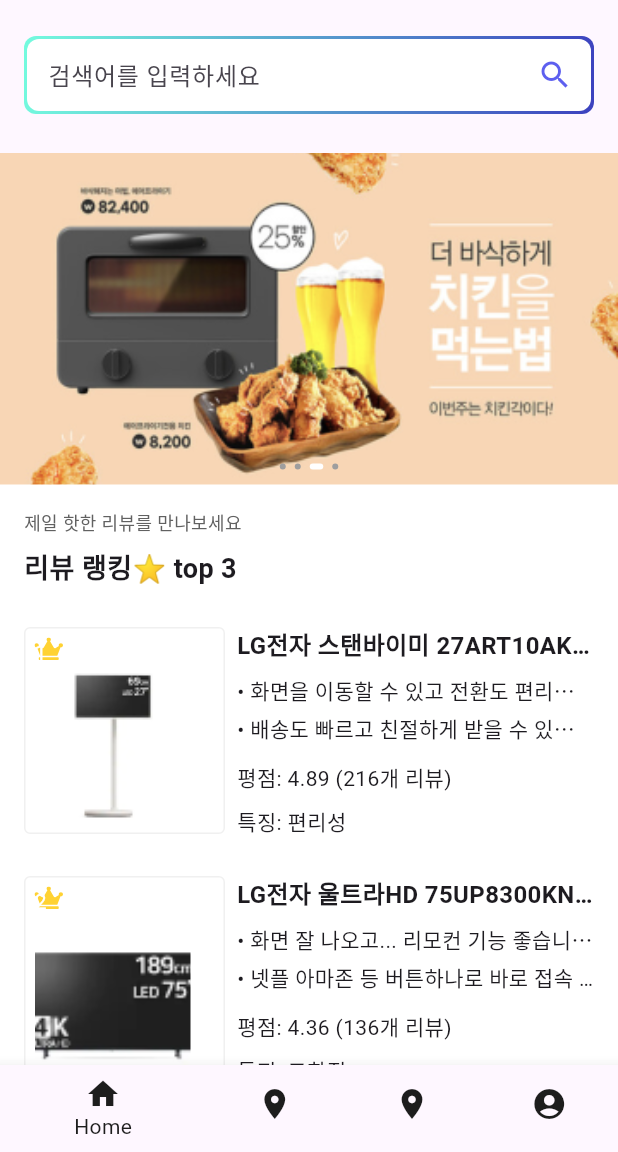
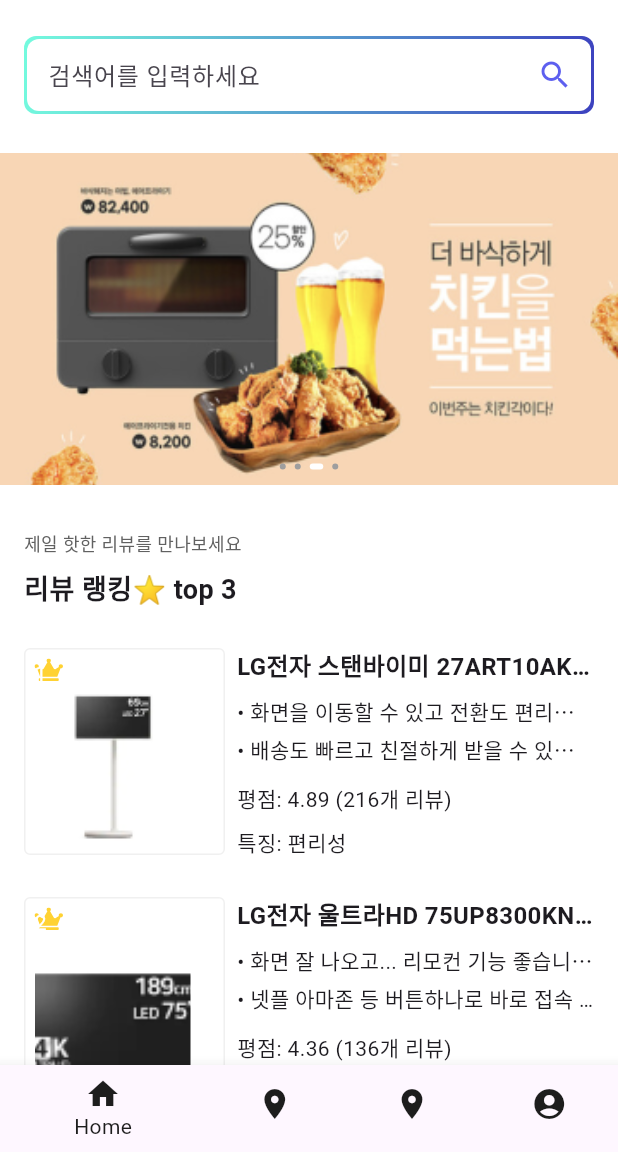
Before and after one commit to IzraelAA/hyperhire_mobile, a Flutter app: the screen it shows after launch, on a phone screen of 412 x 824 dp, the part 84-1236 px from its top. Run offline on Flutter 3.47's test engine with Material 3 defaults, Android fonts, the phone set to English and light mode, and no system bars; our stand-ins replace flutter_svg, google_fonts.

Commit message:
feat(home): create home page screen

```diff
--- a/lib/features/dashboard/presentation/pages/home_page.dart
+++ b/lib/features/dashboard/presentation/pages/home_page.dart
@@ -1,6 +1,8 @@
 import 'package:flutter/material.dart';
 import 'package:hyperhire/features/dashboard/presentation/widgets/animated_banner.dart';
+import 'package:hyperhire/features/dashboard/presentation/widgets/footer.dart';
 import 'package:hyperhire/features/dashboard/presentation/widgets/top_three_products.dart';
+import 'package:hyperhire/features/dashboard/presentation/widgets/top_user_list.dart';
 import 'package:hyperhire/utils/app_color.dart';
 
 class HomePage extends StatelessWidget {
@@ -19,7 +21,23 @@ class HomePage extends StatelessWidget {
             height: 2,
           ),
           const AnimatedBanner(),
-          const TopThreeProducts()
+          const SizedBox(
+            height: 14,
+          ),
+          const TopThreeProducts(),
+          const SizedBox(
+            height: 14,
+          ),
+          Container(
+            color: AppColor.background,
+            height: 14,
+            width: double.infinity,
+          ),
+          const SizedBox(
+            height: 14,
+          ),
+          TopUsersList(),
+          const Footer(),
         ],
       ),
     );
@@ -43,7 +61,7 @@ class HomePage extends StatelessWidget {
       child: TextField(
         decoration: InputDecoration(
           hintText: '검색어를 입력하세요',
-          suffixIcon:  Icon(
+          suffixIcon: Icon(
             Icons.search,
             color: AppColor.iris100,
           ),
@@ -54,7 +72,6 @@ class HomePage extends StatelessWidget {
           filled: true,
           fillColor: Colors.white,
           contentPadding: const EdgeInsets.only(left: 10),
-
         ),
         onChanged: (query) {},
       ),
--- /dev/null
+++ b/lib/features/dashboard/presentation/widgets/title_section.dart
@@ -0,0 +1,40 @@
+import 'package:flutter/material.dart';
+
+class TitleSection extends StatelessWidget {
+  final String title;
+  final String subtitle;
+  final EdgeInsets? padding;
+
+  const TitleSection({
+    required this.title,
+    required this.subtitle,
+    this.padding,
+    super.key,
+  });
+
+  @override
+  Widget build(BuildContext context) {
+    return Padding(
+      padding: padding ?? EdgeInsets.zero,
+      child: Column(
+        mainAxisAlignment: MainAxisAlignment.start,
+        crossAxisAlignment: CrossAxisAlignment.start,
+        children: [
+          Text(
+            title,
+            style: const TextStyle(
+              fontSize: 12,
+              fontWeight: FontWeight.w400,
+              color: Color(0xff616161),
+            ),
+          ),
+          const SizedBox(height: 8),
+          Text(
+            subtitle,
+            style: const TextStyle(fontSize: 18, fontWeight: FontWeight.bold),
+          ),
+        ],
+      ),
+    );
+  }
+}
--- a/lib/features/dashboard/presentation/widgets/top_three_products.dart
+++ b/lib/features/dashboard/presentation/widgets/top_three_products.dart
@@ -1,5 +1,6 @@
 import 'package:flutter/material.dart';
 import 'package:flutter_svg/flutter_svg.dart';
+import 'package:hyperhire/features/dashboard/presentation/widgets/title_section.dart';
 import 'package:hyperhire/utils/app_color.dart';
 
 class TopThreeProducts extends StatelessWidget {
@@ -13,18 +14,9 @@ class TopThreeProducts extends StatelessWidget {
       child: Column(
         crossAxisAlignment: CrossAxisAlignment.start,
         children: [
-          const Text(
-            "제일 핫한 리뷰를 만나보세요",
-            style: TextStyle(
-              fontSize: 12,
-              fontWeight: FontWeight.w400,
-              color: Color(0xff616161),
-            ),
-          ),
-          const SizedBox(height: 8),
-          const Text(
-            '리뷰️ 랭킹⭐ top 3',
-            style: TextStyle(fontSize: 18, fontWeight: FontWeight.bold),
+          const TitleSection(
+            title: "제일 핫한 리뷰를 만나보세요",
+            subtitle: '리뷰️ 랭킹⭐ top 3',
           ),
           const SizedBox(height: 26),
           productCard(
@@ -92,11 +84,10 @@ class TopThreeProducts extends StatelessWidget {
       crossAxisAlignment: CrossAxisAlignment.start,
       children: [
         Container(
-          padding: EdgeInsets.all(6),
+          padding: const EdgeInsets.all(6),
           decoration: BoxDecoration(
-            border: Border.all(color: AppColor.liteGray),
-            borderRadius: BorderRadius.circular(4)
-          ),
+              border: Border.all(color: AppColor.liteGray),
+              borderRadius: BorderRadius.circular(4)),
           child: Column(
             crossAxisAlignment: CrossAxisAlignment.start,
             children: [
--- a/lib/main.dart
+++ b/lib/main.dart
@@ -1,12 +1,13 @@
 import 'package:flutter/material.dart';
 import 'package:hyperhire/features/dashboard/presentation/pages/dashboard_page.dart';
-import 'package:hyperhire/features/dashboard/presentation/pages/home_page.dart';
+
 void main() {
   runApp(const MyApp());
 }
 
 class MyApp extends StatelessWidget {
   const MyApp({super.key});
+
   @override
   Widget build(BuildContext context) {
     return MaterialApp(
@@ -14,6 +15,7 @@ class MyApp extends StatelessWidget {
       theme: ThemeData(
         colorScheme: ColorScheme.fromSeed(seedColor: Colors.deepPurple),
         useMaterial3: true,
+        scaffoldBackgroundColor: Colors.white,
       ),
       home: const DashboardPage(),
     );
--- a/lib/utils/app_color.dart
+++ b/lib/utils/app_color.dart
@@ -14,4 +14,5 @@ class AppColor {
   static Color midGray = const Color(0xFFD9D9D9);
   static Color black = const Color(0xFF1D1D1D);
   static Color white = const Color(0xFFFFFFFF);
+  static Color background = const Color(0xFFEEEEEE);
 }
```
Also changed, not shown: lib/features/dashboard/presentation/widgets/footer.dart (added, +62 -0 lines), lib/features/dashboard/presentation/widgets/top_user_list.dart (added, +65 -0 lines).
